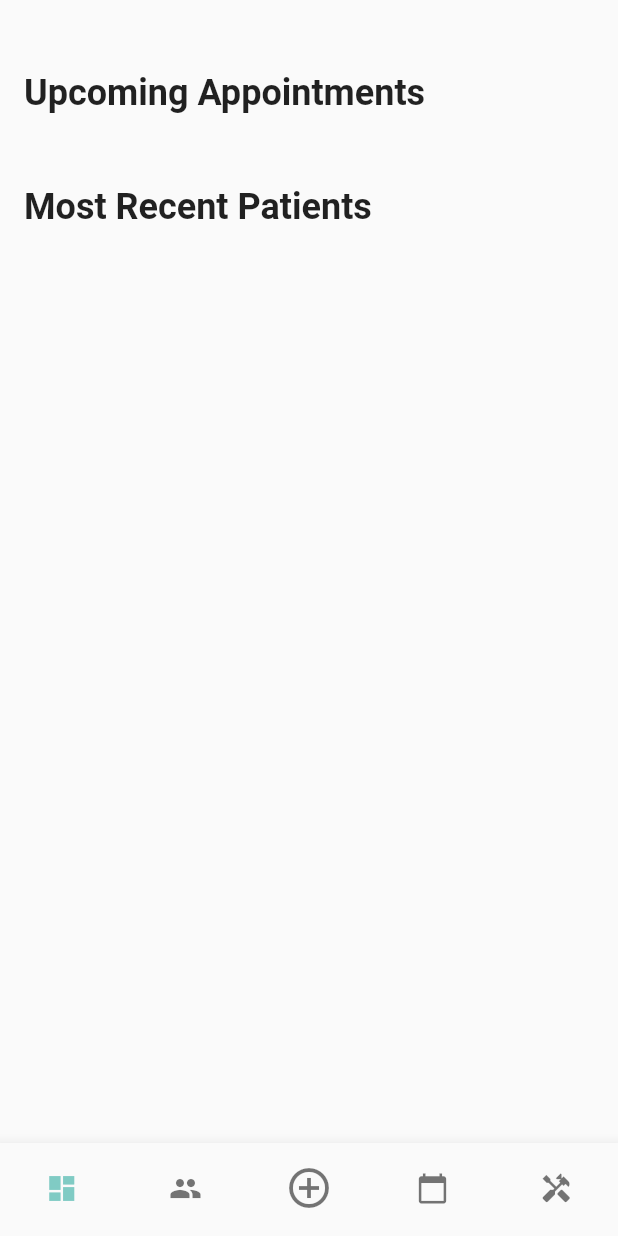
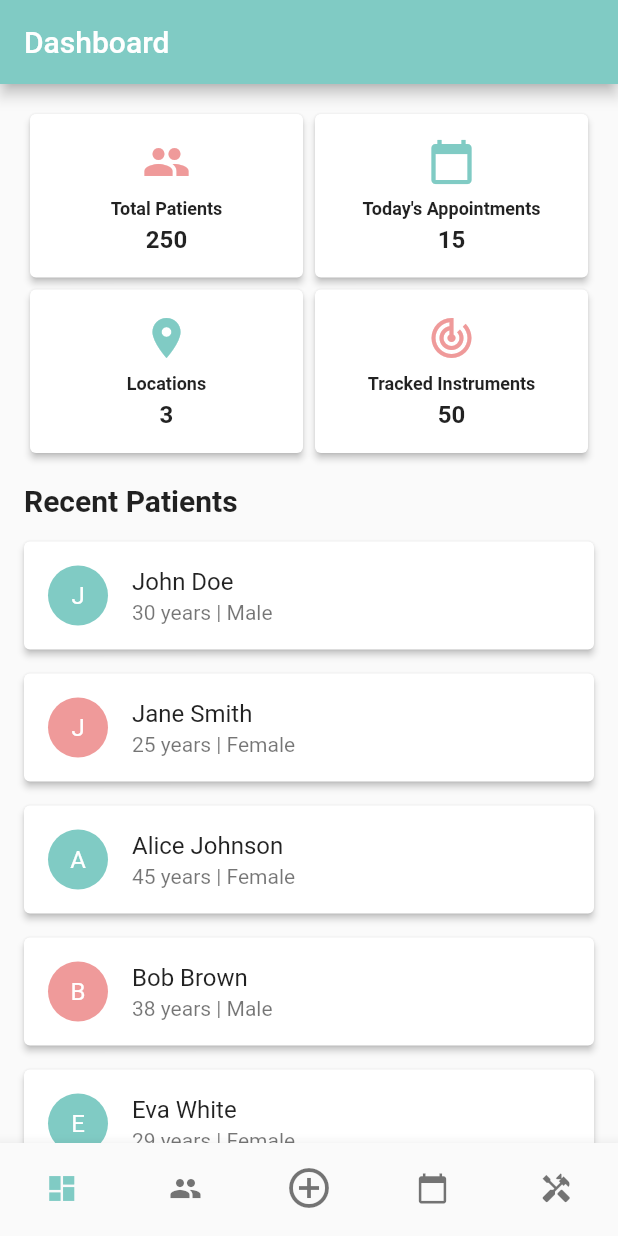
Before and after one commit to ahmedBassell/omnident, a Flutter app: the screen it shows after launch, on a phone screen of 412 x 824 dp. Run offline on Flutter 3.47's test engine with Material 2 defaults, Android fonts, the light colour scheme and no system bars; our stand-ins replace date_time_picker, drift, get_it; missing offline and left inert: drift_dev; accounts and stored records are empty; generated files the repository leaves out were written again.

Commit message:
Update dashboard screen UI

```diff
--- a/lib/core/screens/dashboard_screen.dart
+++ b/lib/core/screens/dashboard_screen.dart
@@ -1,14 +1,5 @@
 import 'package:flutter/material.dart';
-import 'package:get_it/get_it.dart';
-import 'package:omni_dent/core/models/appointment.dart';
-import 'package:omni_dent/core/models/patient.dart';
-import 'package:omni_dent/core/services/appointments_service.dart';
-import 'package:omni_dent/core/services/patients_service.dart';
-import 'package:omni_dent/core/widgets/appointment_creation_form.dart';
-import 'package:omni_dent/core/widgets/patient_card.dart';
-import 'package:omni_dent/core/widgets/patient_creation_form.dart';
-import 'package:omni_dent/database/database.dart';
-import 'package:omni_dent/locations/widgets/location_creation_form.dart';
+import 'package:omni_dent/patients/screens/patient_screen.dart';
 
 class DashboardScreen extends StatefulWidget {
   @override
@@ -16,178 +7,164 @@ class DashboardScreen extends StatefulWidget {
 }
 
 class _DashboardScreenState extends State<DashboardScreen> {
-  PatientsService get _patientsService => GetIt.I<PatientsService>();
-  AppointmentsService get _appointmentsService =>
-      GetIt.I<AppointmentsService>();
-  List<AppointmentWithPatient> upcomingAppointments = [];
-  List<Patient> recentPatients = [];
+  // PatientsService get _patientsService => GetIt.I<PatientsService>();
+  // AppointmentsService get _appointmentsService =>
+  //     GetIt.I<AppointmentsService>();
+  // List<AppointmentWithPatient> upcomingAppointments = [];
+  // List<Patient> recentPatients = [];
 
   @override
   void initState() {
     super.initState();
-    List<Patient> patients = [];
-    _patientsService.getPatients().then((patients) {
-      setState(() {
-        recentPatients = patients;
-      });
-    });
-    _appointmentsService.getAppointments().then((data) {
-      setState(() {
-        upcomingAppointments = data;
-      });
-    });
+    // List<Patient> patients = [];
+    // _patientsService.getPatients().then((patients) {
+    //   setState(() {
+    //     recentPatients = patients;
+    //   });
+    // });
+    // _appointmentsService.getAppointments().then((data) {
+    //   setState(() {
+    //     upcomingAppointments = data;
+    //   });
+    // });
   }
 
   @override
   Widget build(BuildContext context) {
     return Scaffold(
-      body: Padding(
-        padding: EdgeInsets.symmetric(vertical: 32.0, horizontal: 16),
+      appBar: AppBar(
+        title: Text('Dashboard'),
+      ),
+      body: SingleChildScrollView(
+        child: Padding(
+          padding: const EdgeInsets.all(16.0),
           child: Column(
-          crossAxisAlignment: CrossAxisAlignment.start,
+            crossAxisAlignment: CrossAxisAlignment.stretch,
             children: [
+              _buildInsights(),
               SizedBox(height: 16),
-            Text(
-              'Upcoming Appointments',
-              style: TextStyle(fontSize: 24, fontWeight: FontWeight.bold),
+              _buildRecentPatientsList(),
+            ],
           ),
-            SizedBox(height: 16),
-            // Display a list of upcoming appointments with details
-            // if (upcomingAppointments.isEmpty)
-            //   Text(
-            //     'No recent patients.',
-            //     style: TextStyle(fontSize: 16, color: Colors.grey),
-            //   )
-            // else
-            //   for (var appointmentWithPatient in upcomingAppointments)
-            //     _buildAppointmentCard(appointmentWithPatient),
-            SizedBox(height: 32),
-            Text(
-              'Most Recent Patients',
-              style: TextStyle(fontSize: 24, fontWeight: FontWeight.bold),
-            ),
-            SizedBox(height: 16),
-            // if (recentPatients.isEmpty)
-            //   Text(
-            //     'No recent patients.',
-            //     style: TextStyle(fontSize: 16, color: Colors.grey),
-            //   )
-            // else
-            //   _buildRecentPatientsSection(),
-          ],
         ),
       ),
     );
   }
 
-  void _showAddOptions(BuildContext context) {
-    showModalBottomSheet(
-      context: context,
-      shape: RoundedRectangleBorder(
-        borderRadius: BorderRadius.vertical(top: Radius.circular(20)),
+  Widget _buildInsights() {
+    return Column(children: [
+      Row(
+        mainAxisAlignment: MainAxisAlignment.center,
+        children: [
+          _buildInsightCard(
+              icon: Icons.people,
+              label: 'Total Patients',
+              value: '250', // Replace with actual patient count
+              color: Colors.red.shade200),
+          _buildInsightCard(
+              icon: Icons.calendar_today,
+              label: 'Today\'s Appointments',
+              value: '15', // Replace with actual appointment count for today
+              color: Colors.teal.shade200),
+        ],
       ),
-      builder: (BuildContext context) {
-        return Container(
-          padding: EdgeInsets.symmetric(vertical: 20, horizontal: 16),
+      Row(
+        mainAxisAlignment: MainAxisAlignment.center,
+        children: [
+          _buildInsightCard(
+              icon: Icons.location_on,
+              label: 'Locations',
+              value: '3', // Replace with actual location count
+              color: Colors.teal.shade200),
+          _buildInsightCard(
+              icon: Icons.track_changes,
+              label: 'Tracked Instruments',
+              value: '50', // Replace with actual instrument count
+              color: Colors.red.shade200),
+        ],
+      )
+    ]);
+  }
+
+  Widget _buildInsightCard(
+      {required IconData icon,
+      required String label,
+      required String value,
+      required Color color}) {
+    return Expanded(
+        child: Card(
+      elevation: 2,
+      child: Padding(
+        padding: const EdgeInsets.all(16.0),
         child: Column(
-            mainAxisSize: MainAxisSize.min,
           children: [
-              ListTile(
-                onTap: () {
-                  showModalBottomSheet(
-                    context: context,
-                    builder: (BuildContext context) {
-                      return PatientCreationForm();
-                    },
-                  ).whenComplete(() {
-                    Navigator.pop(context);
-                  });
-                },
-                title: Text('Add a patient'),
-                leading: Icon(Icons.person_add),
+            Icon(
+              icon,
+              size: 32,
+              color: color,
+            ),
+            SizedBox(height: 8),
+            Text(
+              label,
+              style: TextStyle(fontSize: 12, fontWeight: FontWeight.bold),
+            ),
+            SizedBox(height: 4),
+            Text(
+              value,
+              style: TextStyle(fontSize: 16, fontWeight: FontWeight.bold),
+            ),
+          ],
+        ),
+      ),
+    ));
+  }
+
+  Widget _buildRecentPatientsList() {
+    return Column(
+      crossAxisAlignment: CrossAxisAlignment.stretch,
+      children: [
+        Text(
+          'Recent Patients',
+          style: TextStyle(fontSize: 20, fontWeight: FontWeight.bold),
         ),
         SizedBox(height: 16),
-              ListTile(
-                onTap: () {
-                  showModalBottomSheet(
-                    context: context,
-                    builder: (BuildContext context) {
-                      return AppointmentCreationForm();
-                    },
-                  ).whenComplete(() {
-                    Navigator.pop(context);
-                  });
-                },
-                title: Text('Create New Appointment'),
-                leading: Icon(Icons.calendar_today),
-              ),
-              // SizedBox(height: 16),
-              // ListTile(
-              //   onTap: () {
-              //     showModalBottomSheet(
-              //       context: context,
-              //       builder: (BuildContext context) {
-              //         return LocationCreationForm();
-              //       },
-              //     ).whenComplete(() {
-              //       Navigator.pop(context);
-              //     });
-              //   },
-              //   title: Text('Create New Location'),
-              //   leading: Icon(Icons.pin_drop),
-              // ),
+        // Replace the following list with your actual list of recent patients
+        _buildPatientListItem(
+            'John Doe', '30 years', 'Male', Colors.teal.shade200),
+        _buildPatientListItem(
+            'Jane Smith', '25 years', 'Female', Colors.red.shade200),
+        _buildPatientListItem(
+            'Alice Johnson', '45 years', 'Female', Colors.teal.shade200),
+        _buildPatientListItem(
+            'Bob Brown', '38 years', 'Male', Colors.red.shade200),
+        _buildPatientListItem(
+            'Eva White', '29 years', 'Female', Colors.teal.shade200),
       ],
-          ),
     );
-      },
-    ).whenComplete(() => {
-          // Navigator.pop(context);
-          setState(() async {
-            recentPatients = await _patientsService.getPatients();
-            upcomingAppointments = await _appointmentsService.getAppointments();
-            print(upcomingAppointments);
-          })
-        });
   }
 
-  Widget _buildRecentPatientsSection() {
-    return Container(
-      height: 200,
-      child: ListView.builder(
-        scrollDirection: Axis.horizontal,
-        itemCount: recentPatients.length,
-        itemBuilder: (context, index) {
-          var patient = recentPatients[index];
-          return PatientCard(patient);
+  Widget _buildPatientListItem(
+      String name, String age, String gender, Color bgColor) {
+    return Card(
+      elevation: 2,
+      margin: EdgeInsets.only(bottom: 16),
+      child: ListTile(
+        title: Text(name),
+        subtitle: Text('$age | $gender'),
+        leading: CircleAvatar(
+          backgroundColor: bgColor,
+          foregroundColor: Colors.white,
+          child: Text(name[0].toUpperCase()),
+        ),
+        // Add onTap functionality to navigate to patient details if needed
+        onTap: () {
+          // Navigate to patient details page
+          // Navigator.push(
+          //     context,
+          //     MaterialPageRoute(
+          //         builder: (context) => PatientScreen(patient: _patient)));
         },
       ),
     );
   }
-
-  Widget _buildAppointmentCard(AppointmentWithPatient appointmentWithPatient) {
-    final appointment = appointmentWithPatient.appointment;
-    final patient = appointmentWithPatient.patient;
-    return Card(
-      elevation: 2,
-      margin: EdgeInsets.only(bottom: 16),
-      child: ListTile(
-        title: Text(patient.name),
-        subtitle: Column(
-          crossAxisAlignment: CrossAxisAlignment.start,
-          children: [
-            Text(appointment.title),
-            Text(
-              'Date: ${appointment.dateTimeFrom.day}/${appointment.dateTimeFrom.month}/${appointment.dateTimeFrom.year}',
-            ),
-            Text(
-              'Time: ${appointment.dateTimeFrom.hour}:${appointment.dateTimeFrom.minute}',
-            ),
-            Text(
-              'Gender: ${patient.gender.name}',
-            ),
-          ],
-        ),
-      ),
-    );
 }
-}
```
Lines whose indentation alone changed are shown as unchanged.
